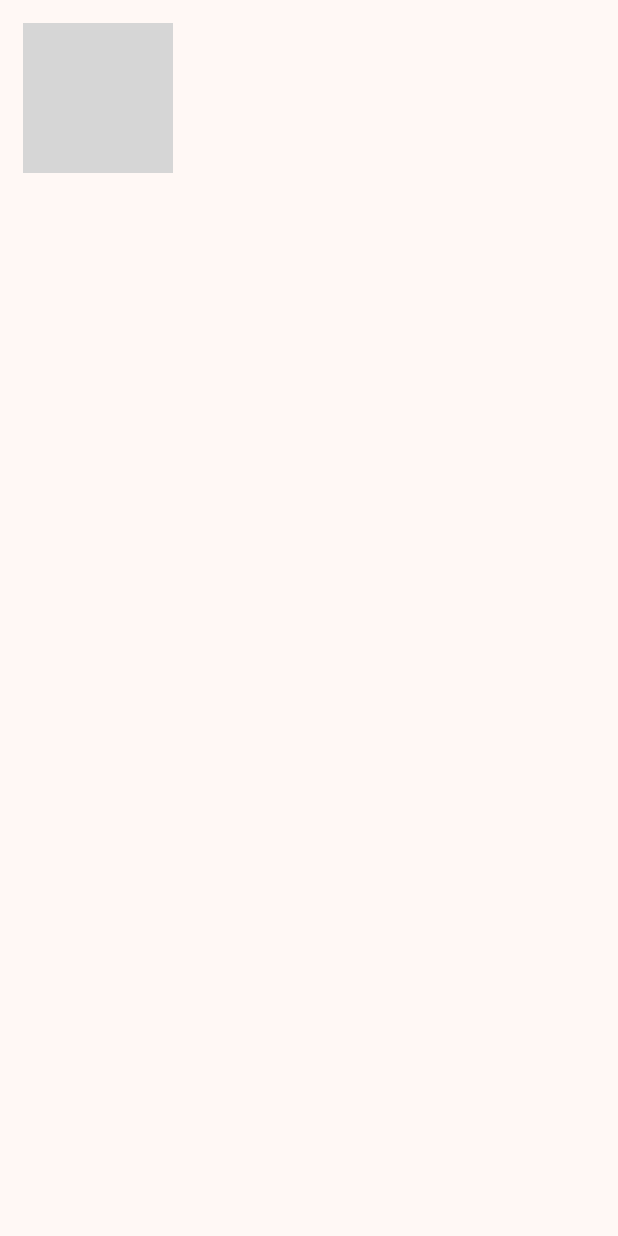
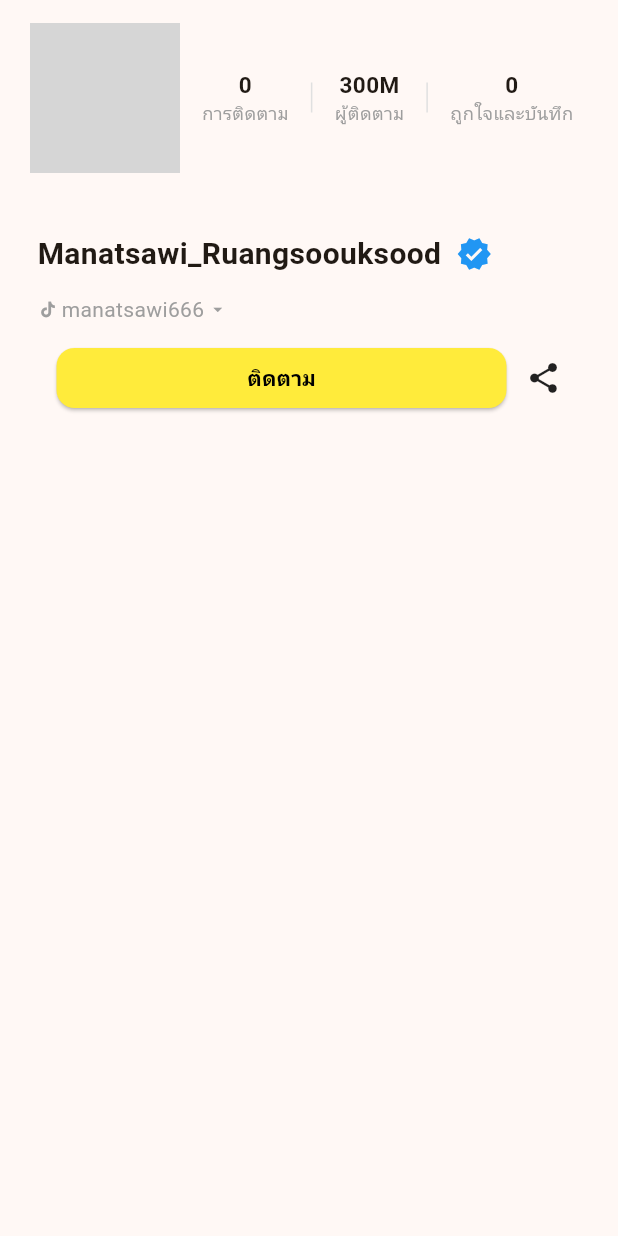
Before and after one commit to dianosau/w1-29, a Flutter app: the SecondPage screen opened by its route, on a phone screen of 412 x 824 dp. Run offline on Flutter 3.47's test engine with Material 3 defaults, Android fonts, the phone set to English and light mode, and no system bars; network calls fail; grey boxes are pictures that could not be loaded.

Commit message:
"Commit 3"

```diff
--- a/lib/main.dart
+++ b/lib/main.dart
@@ -249,6 +249,7 @@ class SecondPage extends StatelessWidget {
               padding: EdgeInsets.all(15),
               width: double.infinity,
               child: Row(
+                mainAxisAlignment: MainAxisAlignment.spaceEvenly,
                 children: [
                   ClipOval(
                     child: Image.network(
@@ -257,6 +258,152 @@ class SecondPage extends StatelessWidget {
                       height: 100,
                     ),
                   ),
+                  Container(
+                    padding: EdgeInsets.all(10),
+                    child: Column(
+                      children: [
+                        Column(
+                          children: [
+                            Text(
+                              "0",
+                              style: TextStyle(
+                                fontSize: 15,
+                                fontWeight: FontWeight.bold,
+                              ),
+                            ),
+                            Text(
+                              "การติดตาม",
+                              style: TextStyle(
+                                fontSize: 12,
+                                color: Colors.grey,
+                              ),
+                            ),
+                          ],
+                        ),
+                      ],
+                    ),
+                  ),
+                  DecoratedBox(
+                    decoration: BoxDecoration(color: Colors.grey[300]),
+                    child: SizedBox(width: 1, height: 20),
+                  ),
+                  Container(
+                    padding: EdgeInsets.all(10),
+                    child: Column(
+                      children: [
+                        Column(
+                          children: [
+                            Text(
+                              "300M",
+                              style: TextStyle(
+                                fontSize: 15,
+                                fontWeight: FontWeight.bold,
+                              ),
+                            ),
+                            Text(
+                              "ผู้ติดตาม",
+                              style: TextStyle(
+                                fontSize: 12,
+                                color: Colors.grey,
+                              ),
+                            ),
+                          ],
+                        ),
+                      ],
+                    ),
+                  ),
+                  DecoratedBox(
+                    decoration: BoxDecoration(color: Colors.grey[300]),
+                    child: SizedBox(width: 1, height: 20),
+                  ),
+                  Container(
+                    padding: EdgeInsets.all(10),
+                    child: Column(
+                      children: [
+                        Column(
+                          children: [
+                            Text(
+                              "0",
+                              style: TextStyle(
+                                fontSize: 15,
+                                fontWeight: FontWeight.bold,
+                              ),
+                            ),
+                            Text(
+                              "ถูกใจและบันทึก",
+                              style: TextStyle(
+                                fontSize: 12,
+                                color: Colors.grey,
+                              ),
+                            ),
+                          ],
+                        ),
+                      ],
+                    ),
+                  ),
+                ],
+              ),
+            ),
+            Container(
+              padding: EdgeInsets.all(25),
+              width: double.infinity,
+
+              child: Column(
+                crossAxisAlignment: CrossAxisAlignment.start,
+                children: [
+                  Row(
+                    children: [
+                      Text(
+                        "Manatsawi_Ruangsoouksood",
+                        style: TextStyle(
+                          fontWeight: FontWeight.bold,
+                          fontSize: 20,
+                        ),
+                      ),
+                      SizedBox(width: 10),
+                      Icon(Icons.verified, color: Colors.blue),
+                    ],
+                  ),SizedBox(height: 12),
+                  Row(
+                    children: [
+                      Icon(Icons.tiktok, color: Colors.grey, size: 14),
+                      SizedBox(width: 2),
+                      Text(
+                        "manatsawi666",
+                        style: TextStyle(color: Colors.grey, fontSize: 14),
+                      ),
+                      SizedBox(width: 2),
+                      Icon(Icons.arrow_drop_down, color: Colors.grey, size: 14),
+                    ],
+                  ),SizedBox(height: 12),
+                  Row(
+                    mainAxisAlignment: MainAxisAlignment.spaceEvenly,
+                    children: [
+                      ElevatedButton(
+                        onPressed: () =>
+                            Navigator.pushNamed(context, '/second'),
+
+                        style: ElevatedButton.styleFrom(
+                          backgroundColor: Colors.yellow,
+                          foregroundColor: Colors.black,
+                          padding: EdgeInsets.symmetric(vertical: 10),
+                          minimumSize: Size(300, 25),
+                          shape: RoundedRectangleBorder(
+                            borderRadius: BorderRadius.circular(
+                              12,
+                            ),
+                          ),
+                        ),
+
+                        child: Text(
+                          "ติดตาม",
+                          style: TextStyle(fontWeight: FontWeight.bold),
+                        ),
+                      ),
+
+                      Icon(Icons.share),
+                    ],
+                  ),
                 ],
               ),
             ),
@@ -264,6 +411,5 @@ class SecondPage extends StatelessWidget {
         ),
       ),
     );
-    throw UnimplementedError();
   }
 }
```
